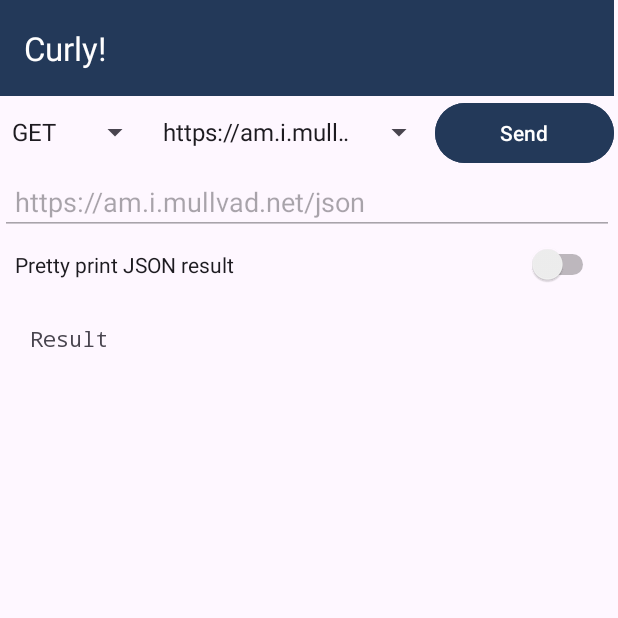
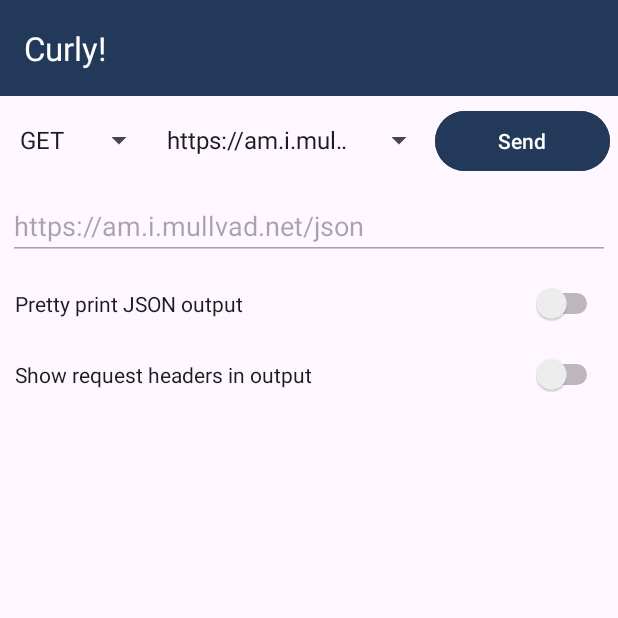
Before and after one commit to thinkaliker/Curly, an Android app: the screen it shows after launch (MainActivity), on a phone screen of 412 x 824 dp, the top half of it. Run offline under Robolectric (Android 15) with nearby library versions, the phone set to English and light mode, and no system bars.

Commit message:
fix layouts, add header show toggle

```diff
--- a/app/src/main/java/com/thinkaliker/curly/MainActivity.kt
+++ b/app/src/main/java/com/thinkaliker/curly/MainActivity.kt
@@ -20,6 +20,7 @@ import okhttp3.Callback
 import okhttp3.OkHttpClient
 import okhttp3.Request
 import okhttp3.Response
+import org.json.JSONException
 import org.json.JSONObject
 import java.io.IOException
 
@@ -32,6 +33,7 @@ class MainActivity : AppCompatActivity() {
     var responseText = ""
     var resultText = ""
     var prettyPrintFlag = false
+    var showHeadersFlag = false
 
     val requestTypes = arrayOf("GET", "POST")
     val endpoints = arrayOf("https://am.i.mullvad.net/json", "https://internetdb.shodan.io", "http://ip-api.com/json", "https://wttr.in/?format=j1", "CUSTOM")
@@ -95,15 +97,26 @@ class MainActivity : AppCompatActivity() {
         val prettyPrint = findViewById<Switch>(R.id.jsonSwitch)
         prettyPrint?.setOnCheckedChangeListener({ _ , isChecked ->
             prettyPrintFlag = isChecked
+            val outputText = if (showHeadersFlag) headerText else ""
             if (isChecked && resultText != "") {
-                resultText = headerText + prettyPrintJson(responseText)
-
+                resultText = outputText + prettyPrintJson(responseText)
             } else {
-                resultText = headerText + responseText
+                resultText = outputText + responseText
             }
             resultId.setText(resultText)
         })
 
+        val showHeaders = findViewById<Switch>(R.id.headerSwitch)
+        showHeaders?.setOnCheckedChangeListener({ _ , isChecked ->
+            showHeadersFlag = isChecked
+            val outputText = if (prettyPrintFlag) prettyPrintJson(responseText) else responseText
+            if (isChecked && resultText != "") {
+                resultText = headerText + outputText
+            } else {
+                resultText = outputText
+            }
+            resultId.setText(resultText)
+        })
 
 
         val sendId = findViewById<Button>(R.id.button)
@@ -115,7 +128,11 @@ class MainActivity : AppCompatActivity() {
     }
 
     fun prettyPrintJson(json : String) : String {
-        return JSONObject(json).toString(2)
+        try {
+            return JSONObject(json).toString(2)
+        } catch (e : JSONException) {
+            return json
+        }
     }
 
     fun sendRequest(reqType : String, endpoint : String, textView: TextView, prettyPrintFlag : Boolean) : String {
@@ -143,10 +160,16 @@ class MainActivity : AppCompatActivity() {
                         headerText = ""
                         responseText = ""
                         resultText = ""
+
+                        headerText += "Headers:\n"
                         for ((name, value) in response.headers) {
                             headerText += "$name: $value\n"
                         }
-                        resultText += headerText
+                        headerText += "\nResponse:\n"
+
+                        if (showHeadersFlag) {
+                            resultText += headerText
+                        }
                         responseText = response.body!!.string()
 
                         if (prettyPrintFlag) {
--- a/app/src/main/res/layout/activity_main.xml
+++ b/app/src/main/res/layout/activity_main.xml
@@ -7,12 +7,19 @@
     android:layout_height="match_parent"
     tools:context=".MainActivity">
 
+    <FrameLayout
+        android:layout_width="match_parent"
+        android:layout_height="match_parent"
+        app:layout_constraintBottom_toBottomOf="parent"
+        app:layout_constraintEnd_toEndOf="parent"
+        app:layout_constraintStart_toStartOf="parent"
+        app:layout_constraintTop_toTopOf="parent">
+
         <LinearLayout
-        android:layout_width="409dp"
-        android:layout_height="0dp"
-        android:orientation="vertical"
-        tools:layout_editor_absoluteX="1dp"
-        tools:layout_editor_absoluteY="1dp">
+            android:id="@+id/linearLayout"
+            android:layout_width="match_parent"
+            android:layout_height="match_parent"
+            android:orientation="vertical">
 
             <com.google.android.material.appbar.MaterialToolbar
                 android:id="@+id/materialToolbar"
@@ -27,7 +34,8 @@
             <LinearLayout
                 android:layout_width="match_parent"
                 android:layout_height="wrap_content"
-            android:orientation="horizontal">
+                android:orientation="horizontal"
+                android:padding="5dp">
 
                 <Spinner
                     android:id="@+id/reqSpinner"
@@ -54,30 +62,59 @@
 
             </LinearLayout>
 
+            <FrameLayout
+                android:layout_width="match_parent"
+                android:layout_height="wrap_content"
+                android:padding="5dp">
+
                 <EditText
                     android:id="@+id/endpoint"
                     android:layout_width="match_parent"
                     android:layout_height="wrap_content"
                     android:ems="10"
                     android:hint="Endpoint"
-            android:inputType="text"
-            android:padding="10dp" />
+                    android:inputType="text" />
+            </FrameLayout>
+
+            <FrameLayout
+                android:layout_width="match_parent"
+                android:layout_height="wrap_content"
+                android:padding="10dp">
 
                 <Switch
                     android:id="@+id/jsonSwitch"
                     android:layout_width="match_parent"
                     android:layout_height="wrap_content"
-            android:padding="10dp"
-            android:text="Pretty print JSON result" />
+                    android:text="Pretty print JSON output" />
+
+            </FrameLayout>
+
+            <FrameLayout
+                android:layout_width="match_parent"
+                android:layout_height="wrap_content"
+                android:padding="10dp">
+
+                <Switch
+                    android:id="@+id/headerSwitch"
+                    android:layout_width="match_parent"
+                    android:layout_height="wrap_content"
+                    android:text="Show request headers in output" />
+            </FrameLayout>
+
+            <FrameLayout
+                android:layout_width="match_parent"
+                android:layout_height="match_parent"
+                android:padding="10dp">
 
                 <TextView
                     android:id="@+id/resultArea"
                     android:layout_width="match_parent"
                     android:layout_height="match_parent"
                     android:fontFamily="monospace"
-            android:padding="20dp"
-            android:scrollbars="horizontal|vertical"
-            android:text="Result" />
+                    android:scrollbars="horizontal|vertical" />
+            </FrameLayout>
 
         </LinearLayout>
+    </FrameLayout>
+
 </androidx.constraintlayout.widget.ConstraintLayout>
```
Lines whose indentation alone changed are shown as unchanged.
